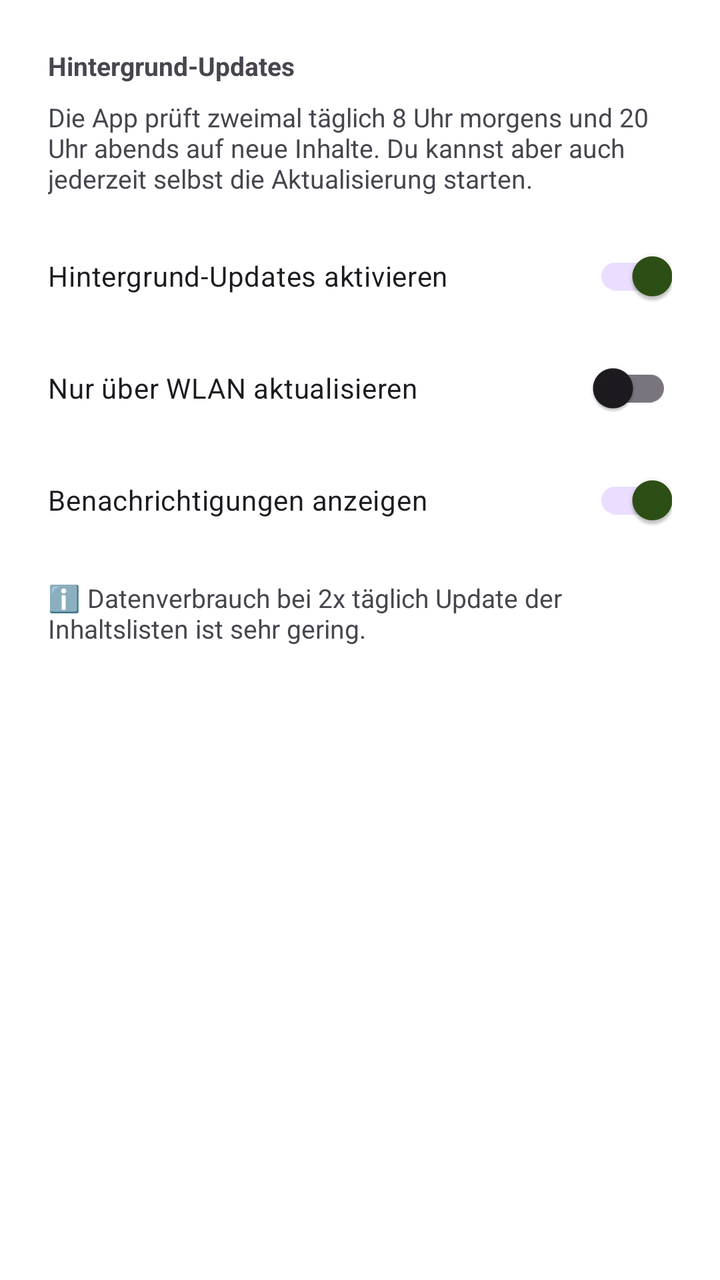
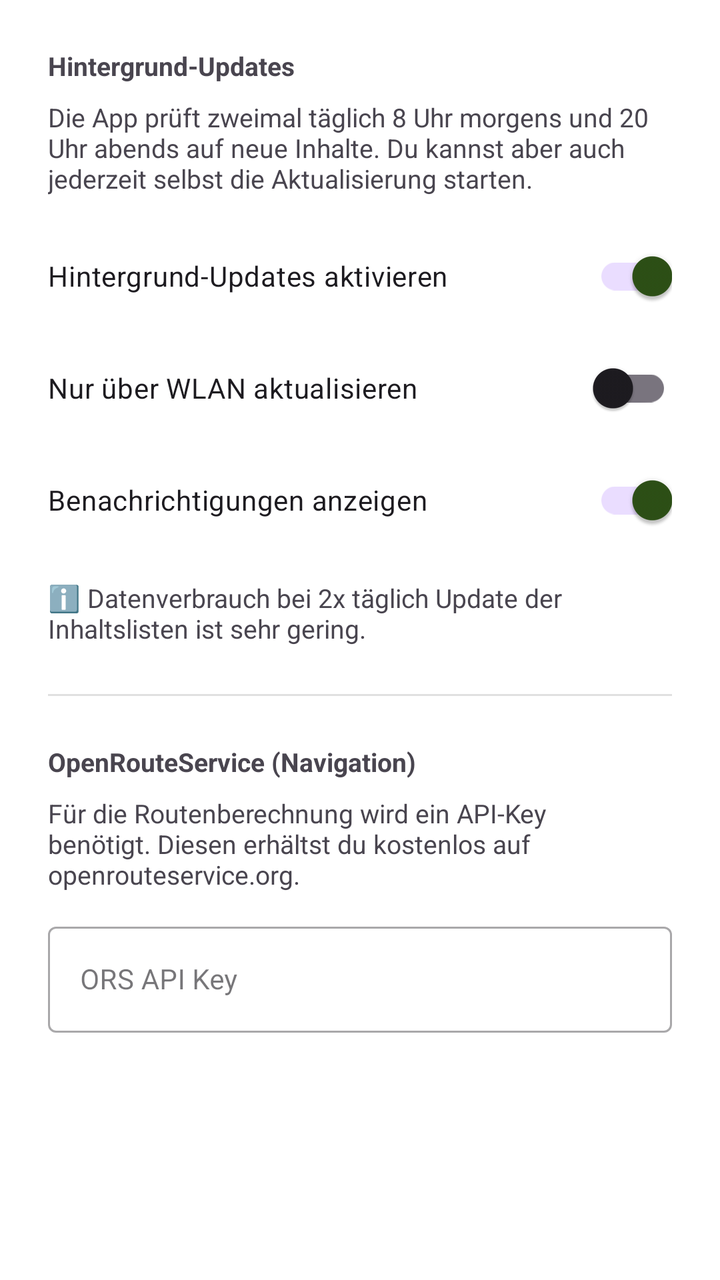

Before-and-after screenshots of an Android layout around one commit, followed by the original layout XML and the change that was made.
<!-- AndroidManifest.xml: application theme Theme.HundeWildnis -->
<!-- res/layout/dialog_settings.xml -->
<?xml version="1.0" encoding="utf-8"?>
<LinearLayout xmlns:android="http://schemas.android.com/apk/res/android"
    android:layout_width="match_parent"
    android:layout_height="wrap_content"
    android:orientation="vertical"
    android:padding="24dp">

    <TextView
        android:layout_width="match_parent"
        android:layout_height="wrap_content"
        android:text="Hintergrund-Updates"
        android:textSize="@dimen/text_body_medium"
        android:textStyle="bold"
        android:paddingBottom="8dp" />

    <TextView
        android:layout_width="match_parent"
        android:layout_height="wrap_content"
        android:text="Die App prüft zweimal täglich 8 Uhr morgens und 20 Uhr abends auf neue Inhalte. Du kannst aber auch jederzeit selbst die Aktualisierung starten."
        android:textSize="@dimen/text_body_medium"
        android:paddingBottom="16dp"
        android:textColor="?android:attr/textColorSecondary" />

    <com.google.android.material.switchmaterial.SwitchMaterial
        android:id="@+id/switchBackgroundUpdates"
        android:layout_width="match_parent"
        android:layout_height="wrap_content"
        android:text="Hintergrund-Updates aktivieren"
        android:checked="true" />

    <com.google.android.material.switchmaterial.SwitchMaterial
        android:id="@+id/switchWifiOnly"
        android:layout_width="match_parent"
        android:layout_height="wrap_content"
        android:text="Nur über WLAN aktualisieren"
        android:layout_marginTop="8dp" />

    <com.google.android.material.switchmaterial.SwitchMaterial
        android:id="@+id/switchNotifications"
        android:layout_width="match_parent"
        android:layout_height="wrap_content"
        android:text="Benachrichtigungen anzeigen"
        android:layout_marginTop="8dp"
        android:checked="true" />

    <TextView
        android:layout_width="match_parent"
        android:layout_height="wrap_content"
        android:text="ℹ️ Datenverbrauch bei 2x täglich Update der Inhaltslisten ist sehr gering."
        android:textSize="@dimen/text_body_medium"
        android:layout_marginTop="16dp"
        android:textColor="?android:attr/textColorSecondary" />

</LinearLayout>
<!-- resources referenced by this layout -->
<resources>
  <dimen name="text_body_medium">14sp</dimen>
  <style name="Theme.HundeWildnis" parent="Base.Theme.HundeWildnis" />
  <style name="Widget.App.Button" parent="Widget.Material3.Button">
          <item name="autoSizeTextType">uniform</item>
          <item name="autoSizeMinTextSize">12sp</item>
          <item name="autoSizeMaxTextSize">@dimen/text_button_large</item>
          <item name="autoSizeStepGranularity">1sp</item>
          <item name="android:maxLines">2</item>
          <item name="android:ellipsize">end</item>
          <item name="android:paddingStart">16dp</item>
          <item name="android:paddingEnd">16dp</item>
          <item name="android:minHeight">60dp</item>
      </style>
  <style name="AlertDialogTheme" parent="ThemeOverlay.Material3.MaterialAlertDialog">
          
          <item name="colorSurface">#FFFFFF</item>
  
          
          <item name="colorOnSurface">#000000</item>
          <item name="android:textColorPrimary">#000000</item>
  
          
          <item name="buttonBarPositiveButtonStyle">@style/DialogButtonStyle.Light</item>
          <item name="buttonBarNegativeButtonStyle">@style/DialogButtonStyle.Light</item>
          <item name="buttonBarNeutralButtonStyle">@style/DialogButtonStyle.Light</item>
  
          
          <item name="buttonBarStyle">@style/Widget.App.ButtonBar</item>
  
          
          <item name="android:buttonStyle">@style/DialogButtonStyle.Light</item>
      </style>
  <style name="Widget.App.Overflow" parent="Widget.AppCompat.ActionButton.Overflow">
          <item name="android:src">@drawable/ic_menu_hamburger</item>
      </style>
  <dimen name="text_button_large">20sp</dimen>
  <style name="DialogButtonStyle.Light" parent="Widget.Material3.Button.TextButton.Dialog">
          
          <item name="android:textColor">#2d5016</item>
  
          
          <item name="android:textSize">13sp</item>
          <item name="android:textAllCaps">false</item>
          <item name="android:maxLines">2</item>
          <item name="android:singleLine">false</item>
          <item name="android:ellipsize">none</item>
          <item name="autoSizeTextType">uniform</item>
          <item name="autoSizeMinTextSize">10sp</item>
          <item name="autoSizeMaxTextSize">16sp</item>
  
          
          <item name="android:paddingStart">2dp</item>
          <item name="android:paddingEnd">2dp</item>
          <item name="android:minWidth">0dp</item>
          <item name="android:insetLeft">0dp</item>
          <item name="android:insetRight">0dp</item>
          <item name="android:insetTop">0dp</item>
          <item name="android:insetBottom">0dp</item>
  
          
          <item name="backgroundTint">@android:color/transparent</item>
  
          
          <item name="rippleColor">#332d5016</item>
      </style>
  <style name="Widget.App.ButtonBar" parent="Widget.AppCompat.ButtonBar.AlertDialog">
          <item name="android:padding">0dp</item>
      </style>
  <!-- drawable ic_menu_hamburger (drawable) -->
  <vector xmlns:android="http://schemas.android.com/apk/res/android"
      android:width="24dp"
      android:height="24dp"
      android:viewportWidth="24"
      android:viewportHeight="24">
      <path
          android:fillColor="#FFFFFF"
          android:pathData="M3,18h18v-2H3V18z M3,13h18v-2H3V13z M3,6v2h18V6H3z" />
  </vector>
  <!-- unchanged entries left out for length: 1 -->
</resources>

<!-- the commit's change to res/layout/dialog_settings.xml (unified diff, before → after) -->
@@ -51,4 +51,41 @@
         android:layout_marginTop="16dp"
         android:textColor="?android:attr/textColorSecondary" />
 
+    <View
+        android:layout_width="match_parent"
+        android:layout_height="1dp"
+        android:background="?android:attr/dividerVertical"
+        android:layout_marginTop="24dp"
+        android:layout_marginBottom="24dp" />
+
+    <TextView
+        android:layout_width="match_parent"
+        android:layout_height="wrap_content"
+        android:text="OpenRouteService (Navigation)"
+        android:textSize="@dimen/text_body_medium"
+        android:textStyle="bold"
+        android:paddingBottom="8dp" />
+
+    <TextView
+        android:layout_width="match_parent"
+        android:layout_height="wrap_content"
+        android:text="Für die Routenberechnung wird ein API-Key benötigt. Diesen erhältst du kostenlos auf openrouteservice.org."
+        android:textSize="@dimen/text_body_medium"
+        android:paddingBottom="12dp"
+        android:textColor="?android:attr/textColorSecondary" />
+
+    <com.google.android.material.textfield.TextInputLayout
+        android:layout_width="match_parent"
+        android:layout_height="wrap_content"
+        android:hint="ORS API Key"
+        style="@style/Widget.MaterialComponents.TextInputLayout.OutlinedBox">
+
+        <com.google.android.material.textfield.TextInputEditText
+            android:id="@+id/editOrsApiKey"
+            android:layout_width="match_parent"
+            android:layout_height="wrap_content"
+            android:inputType="textPassword"
+            android:textSize="14sp" />
+    </com.google.android.material.textfield.TextInputLayout>
+
 </LinearLayout>
